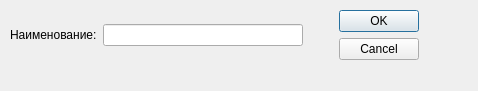
ismd/4med, file ui/AddDrug.ui: the form before one commit.
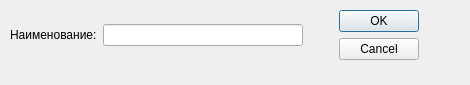
The form after the commit.

Diff of the .ui file:
```diff
--- a/ui/AddDrug.ui
+++ b/ui/AddDrug.ui
@@ -6,8 +6,8 @@
    <rect>
     <x>0</x>
     <y>0</y>
-    <width>478</width>
-    <height>91</height>
+    <width>470</width>
+    <height>85</height>
    </rect>
   </property>
   <property name="windowTitle">
```
